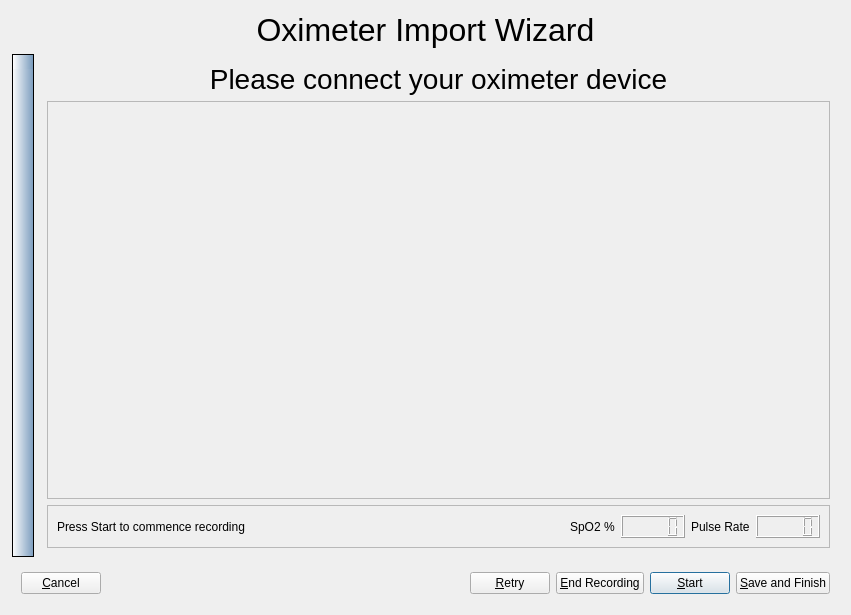
Before: the Qt Designer form sleepyhead/oximeterimport.ui in sbonaime/sleepyhead-code., drawn with Qt 5.
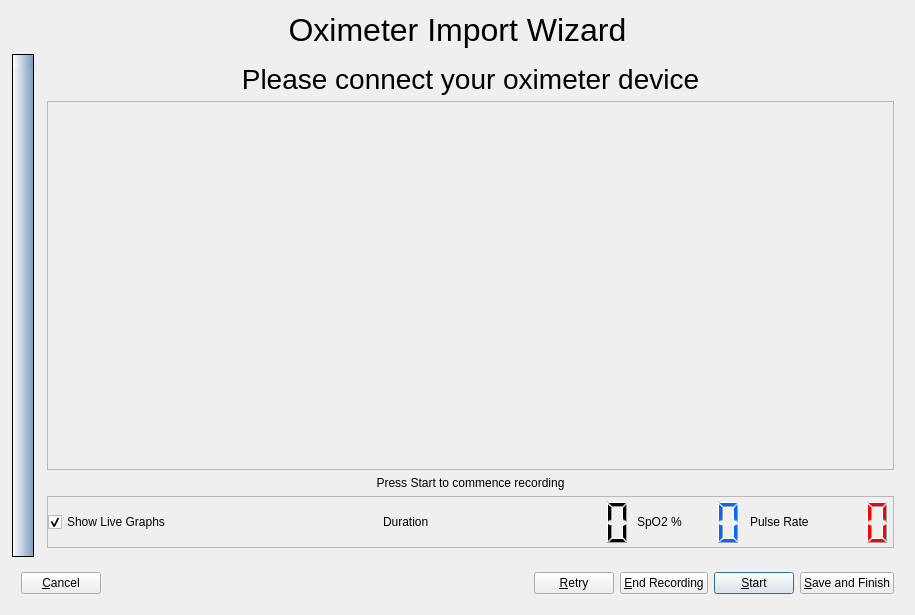
After: the same form once the commit is applied. The open tabs and pages were chosen to show the change. Icons and pictures are not drawn.

Commit message: Connected LCD components in Live Oximetery, added graph hide ability

What changed in the file:
```diff
--- a/sleepyhead/oximeterimport.ui
+++ b/sleepyhead/oximeterimport.ui
@@ -6,7 +6,7 @@
    <rect>
     <x>0</x>
     <y>0</y>
-    <width>851</width>
+    <width>915</width>
     <height>615</height>
    </rect>
   </property>
@@ -895,6 +895,16 @@
            </property>
           </widget>
          </item>
+         <item>
+          <widget class="QLabel" name="liveStatusLabel">
+           <property name="text">
+            <string>Press Start to commence recording</string>
+           </property>
+           <property name="alignment">
+            <set>Qt::AlignCenter</set>
+           </property>
+          </widget>
+         </item>
          <item>
           <widget class="QFrame" name="frame_3">
            <property name="sizePolicy">
@@ -910,28 +920,69 @@
             <enum>QFrame::Raised</enum>
            </property>
            <layout class="QHBoxLayout" name="horizontalLayout_7">
+            <property name="spacing">
+             <number>4</number>
+            </property>
+            <property name="leftMargin">
+             <number>0</number>
+            </property>
+            <property name="topMargin">
+             <number>0</number>
+            </property>
+            <property name="rightMargin">
+             <number>0</number>
+            </property>
+            <property name="bottomMargin">
+             <number>0</number>
+            </property>
             <item>
-             <widget class="QLabel" name="liveStatusLabel">
-              <property name="text">
-               <string>Press Start to commence recording</string>
-              </property>
-             </widget>
-            </item>
-            <item>
-             <spacer name="horizontalSpacer_3">
-              <property name="orientation">
-               <enum>Qt::Horizontal</enum>
-              </property>
-              <property name="sizeHint" stdset="0">
-               <size>
-                <width>40</width>
-                <height>20</height>
-               </size>
-              </property>
-             </spacer>
-            </item>
-            <item>
-             <layout class="QHBoxLayout" name="horizontalLayout_5">
+             <layout class="QHBoxLayout" name="horizontalLayout_6">
+              <item>
+               <widget class="QCheckBox" name="showLiveGraphs">
+                <property name="text">
+                 <string>Show Live Graphs</string>
+                </property>
+                <property name="checked">
+                 <bool>true</bool>
+                </property>
+               </widget>
+              </item>
+              <item>
+               <spacer name="horizontalSpacer_3">
+                <property name="orientation">
+                 <enum>Qt::Horizontal</enum>
+                </property>
+                <property name="sizeHint" stdset="0">
+                 <size>
+                  <width>40</width>
+                  <height>20</height>
+                 </size>
+                </property>
+               </spacer>
+              </item>
+              <item>
+               <widget class="QLabel" name="label_4">
+                <property name="text">
+                 <string>Duration</string>
+                </property>
+               </widget>
+              </item>
+              <item>
+               <widget class="QLCDNumber" name="lcdDuration">
+                <property name="minimumSize">
+                 <size>
+                  <width>200</width>
+                  <height>0</height>
+                 </size>
+                </property>
+                <property name="frameShape">
+                 <enum>QFrame::NoFrame</enum>
+                </property>
+                <property name="digitCount">
+                 <number>8</number>
+                </property>
+               </widget>
+              </item>
               <item>
                <widget class="QLabel" name="label_7">
                 <property name="text">
@@ -940,12 +991,67 @@
                </widget>
               </item>
               <item>
-               <widget class="QLCDNumber" name="spo2Display"/>
+               <widget class="QLCDNumber" name="spo2Display">
+                <property name="sizePolicy">
+                 <sizepolicy hsizetype="Minimum" vsizetype="Minimum">
+                  <horstretch>0</horstretch>
+                  <verstretch>0</verstretch>
+                 </sizepolicy>
+                </property>
+                <property name="minimumSize">
+                 <size>
+                  <width>60</width>
+                  <height>50</height>
+                 </size>
+                </property>
+                <property name="palette">
+                 <palette>
+                  <active>
+                   <colorrole role="WindowText">
+                    <brush brushstyle="SolidPattern">
+                     <color alpha="255">
+                      <red>0</red>
+                      <green>106</green>
+                      <blue>255</blue>
+                     </color>
+                    </brush>
+                   </colorrole>
+                  </active>
+                  <inactive>
+                   <colorrole role="WindowText">
+                    <brush brushstyle="SolidPattern">
+                     <color alpha="255">
+                      <red>0</red>
+                      <green>106</green>
+                      <blue>255</blue>
+                     </color>
+                    </brush>
+                   </colorrole>
+                  </inactive>
+                  <disabled>
+                   <colorrole role="WindowText">
+                    <brush brushstyle="SolidPattern">
+                     <color alpha="255">
+                      <red>127</red>
+                      <green>127</green>
+                      <blue>127</blue>
+                     </color>
+                    </brush>
+                   </colorrole>
+                  </disabled>
+                 </palette>
+                </property>
+                <property name="layoutDirection">
+                 <enum>Qt::LeftToRight</enum>
+                </property>
+                <property name="frameShape">
+                 <enum>QFrame::NoFrame</enum>
+                </property>
+                <property name="digitCount">
+                 <number>2</number>
+                </property>
+               </widget>
               </item>
-             </layout>
-            </item>
-            <item>
-             <layout class="QHBoxLayout" name="horizontalLayout_6">
               <item>
                <widget class="QLabel" name="label_8">
                 <property name="text">
@@ -954,7 +1060,66 @@
                </widget>
               </item>
               <item>
-               <widget class="QLCDNumber" name="pulseDisplay"/>
+               <widget class="QLCDNumber" name="pulseDisplay">
+                <property name="sizePolicy">
+                 <sizepolicy hsizetype="Minimum" vsizetype="Minimum">
+                  <horstretch>0</horstretch>
+                  <verstretch>0</verstretch>
+                 </sizepolicy>
+                </property>
+                <property name="minimumSize">
+                 <size>
+                  <width>80</width>
+                  <height>50</height>
+                 </size>
+                </property>
+                <property name="palette">
+                 <palette>
+                  <active>
+                   <colorrole role="WindowText">
+                    <brush brushstyle="SolidPattern">
+                     <color alpha="255">
+                      <red>255</red>
+                      <green>0</green>
+                      <blue>0</blue>
+                     </color>
+                    </brush>
+                   </colorrole>
+                  </active>
+                  <inactive>
+                   <colorrole role="WindowText">
+                    <brush brushstyle="SolidPattern">
+                     <color alpha="255">
+                      <red>255</red>
+                      <green>0</green>
+                      <blue>0</blue>
+                     </color>
+                    </brush>
+                   </colorrole>
+                  </inactive>
+                  <disabled>
+                   <colorrole role="WindowText">
+                    <brush brushstyle="SolidPattern">
+                     <color alpha="255">
+                      <red>159</red>
+                      <green>0</green>
+                      <blue>85</blue>
+                     </color>
+                    </brush>
+                   </colorrole>
+                  </disabled>
+                 </palette>
+                </property>
+                <property name="frameShape">
+                 <enum>QFrame::NoFrame</enum>
+                </property>
+                <property name="smallDecimalPoint">
+                 <bool>false</bool>
+                </property>
+                <property name="digitCount">
+                 <number>3</number>
+                </property>
+               </widget>
               </item>
              </layout>
             </item>
```
Left out of the diff: 2 changed lines with no effect on the pictures. The commit also changes 9 other files.
